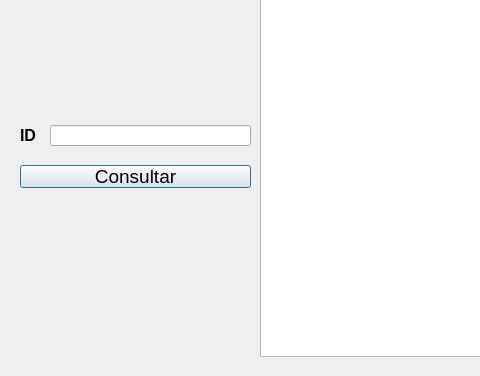
Qt form dialogconsultafamilia.ui (gaboq98/ArbolDelJuicio) before a commit; both pictures show x 0 to 480 and y 165 to 541 of the 872 by 541 pixel window.
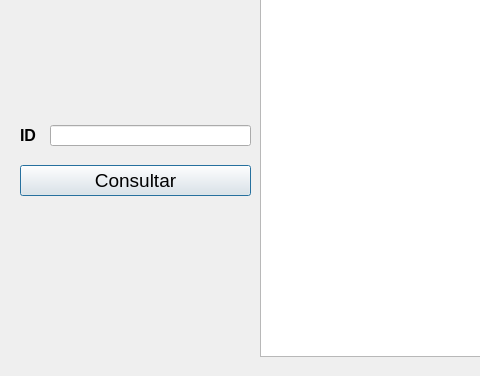
The same form after that commit.

Patch:
```diff
--- a/dialogconsultafamilia.ui
+++ b/dialogconsultafamilia.ui
@@ -28,7 +28,7 @@
     <rect>
      <x>20</x>
      <y>290</y>
-     <width>21</width>
+     <width>31</width>
      <height>21</height>
     </rect>
    </property>
@@ -49,7 +49,7 @@
      <x>20</x>
      <y>330</y>
      <width>231</width>
-     <height>23</height>
+     <height>31</height>
     </rect>
    </property>
    <property name="font">
```
